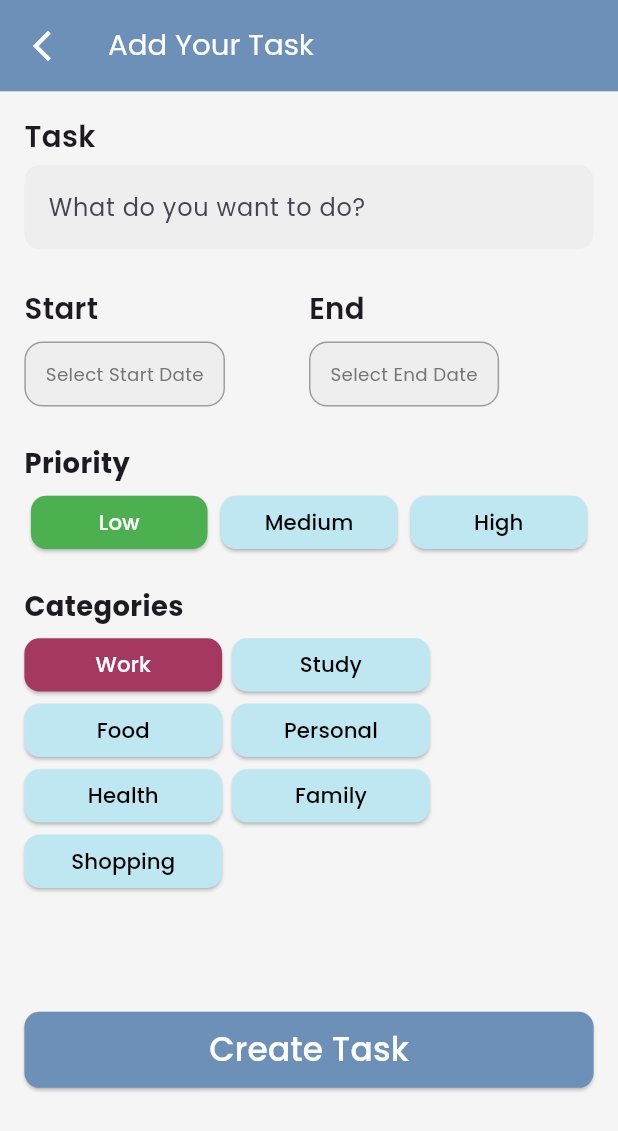
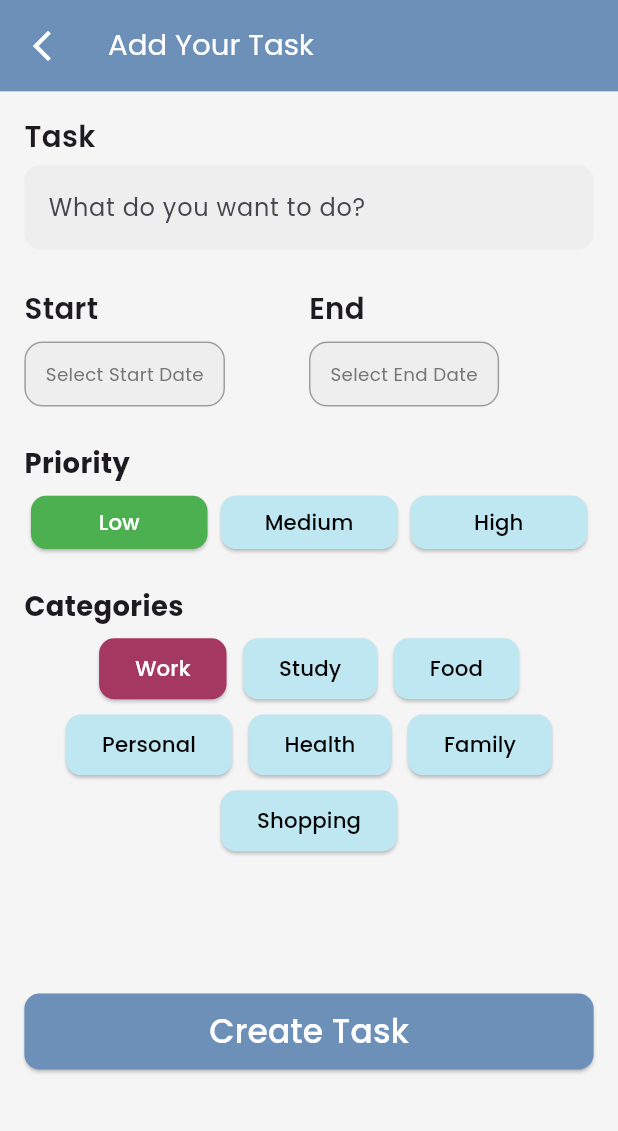
Before and after one commit to Icarus-conf/personal_scheduler_app, a Flutter app: the AddTaskView screen opened directly with empty values, on a phone screen of 412 x 824 dp. Shown: the top 1131 px of the screen. Run offline on Flutter 3.47's test engine with Material 3 defaults, Android fonts, the light colour scheme and no system bars; drawn by our look-alikes of toastification; our stand-ins replace bloc, cached_network_image, cloud_firestore, connectivity_plus, dartz, firebase_auth and 18 more; accounts and stored records are empty.

Commit message:
align categories in a good way

```diff
--- a/lib/features/task/presentation/views/add_task_view.dart
+++ b/lib/features/task/presentation/views/add_task_view.dart
@@ -252,18 +252,20 @@ class AddTaskViewState extends State<AddTaskView> {
   }
 
   Widget _buildCategoryButtons() {
-    return Wrap(
-      direction: Axis.horizontal,
-      runSpacing: 8.h,
-      spacing: 6.w,
+    return Align(
+      alignment: Alignment.center,
+      child: Wrap(
+        alignment: WrapAlignment.center,
+        spacing: 10.w,
+        runSpacing: 10.h,
         children: categories.map((category) {
-        return CustomBtn(
+          return IntrinsicWidth(
+            child: CustomBtn(
               fontSize: 14.sp,
-          width: 120.w,
               bgColor: _category == category
                   ? getCategoryColor(category)
                   : AppColors.backgroundColor,
-          height: 35.h,
+              height: 40.h,
               onPressed: () {
                 setState(() {
                   _category = category;
@@ -271,8 +273,10 @@ class AddTaskViewState extends State<AddTaskView> {
               },
               text: category,
               txtColor: _category == category ? Colors.white : Colors.black,
+            ),
           );
         }).toList(),
+      ),
     );
   }
 }
```
Lines whose indentation alone changed are shown as unchanged.
